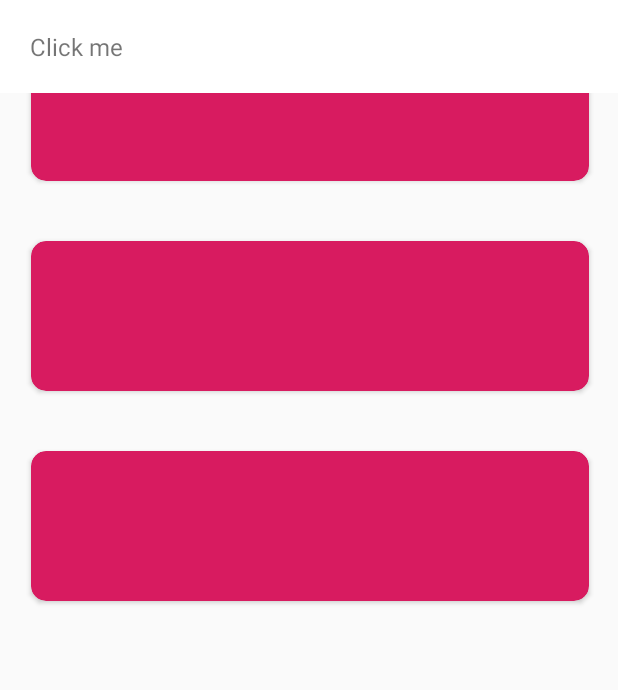
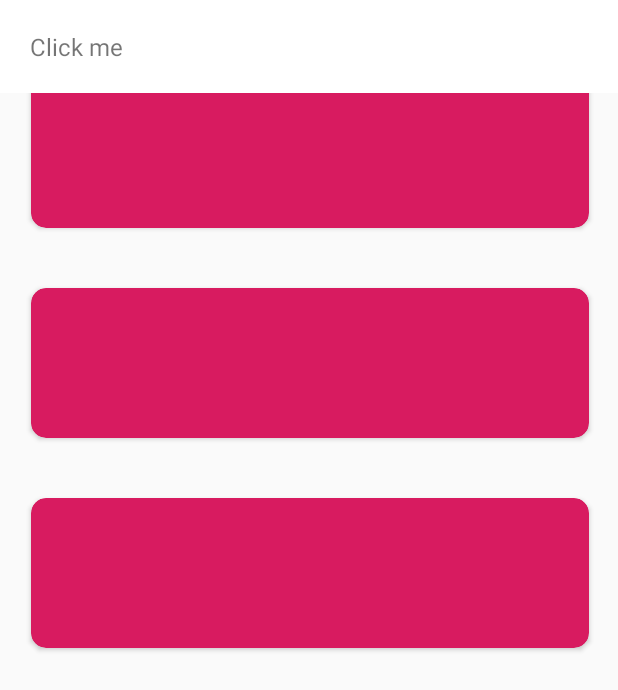
Before and after one commit to hansobvius/ExpandableLayoutApp, an Android app: the screen it shows after launch (MainActivity), after a tap on "Click me", on a phone screen of 412 x 824 dp. Shown: the top 690 px of the screen. Run offline under Robolectric (Android 15) with nearby library versions, the phone set to English and light mode, and no system bars; our stand-ins replace data binding.

Commit message:
impl view attrs

```diff
--- a/app/src/main/java/com/example/expandablelayoutapp/lib/ExpandableView.kt
+++ b/app/src/main/java/com/example/expandablelayoutapp/lib/ExpandableView.kt
@@ -58,12 +58,15 @@ class ExpandableView constructor(
         val viewWidthSize = this.rootView.width
         for(i in 0..childCount){
             val childView: View? = getChildAt(i)
-            if(childView != null) nestedViewValue += childView.height
+//            if(childView != null) nestedViewValue += childView.height
+            childView?.let{
+                nestedViewValue += childView.height
+            }
         }
         if(this.orientation == LinearLayout.VERTICAL){
-            setMeasuredDimension(widthMeasureSpec, viewHeightSize)
+            setMeasuredDimension(viewWidthSize, viewHeightSize)
         }else{
-            setMeasuredDimension(viewWidthSize, heightMeasureSpec)
+            setMeasuredDimension(viewWidthSize, viewHeightSize)
         }
         Log.i("TEST", "Nested Child Value: $nestedViewValue")
     }
--- a/app/src/main/res/layout/activity_main.xml
+++ b/app/src/main/res/layout/activity_main.xml
@@ -31,16 +31,18 @@
             android:id="@+id/expandable_layout"
             android:orientation="vertical"
             android:layout_width="match_parent"
-            android:layout_height="match_parent"
+            android:layout_height="wrap_content"
             app:layout_constraintHorizontal_bias="1.0"
             app:layout_constraintLeft_toLeftOf="parent"
             app:layout_constraintRight_toRightOf="parent"
+            app:layout_constraintBottom_toBottomOf="parent"
             app:layout_constraintTop_toBottomOf="@+id/frame_layout">
 
             <androidx.core.widget.NestedScrollView
                 android:layout_width="match_parent"
-                android:layout_height="wrap_content"
+                android:layout_height="match_parent"
                 android:fillViewport="true">
+
                 <androidx.constraintlayout.widget.ConstraintLayout
                     android:layout_width="match_parent"
                     android:layout_height="wrap_content">
```
